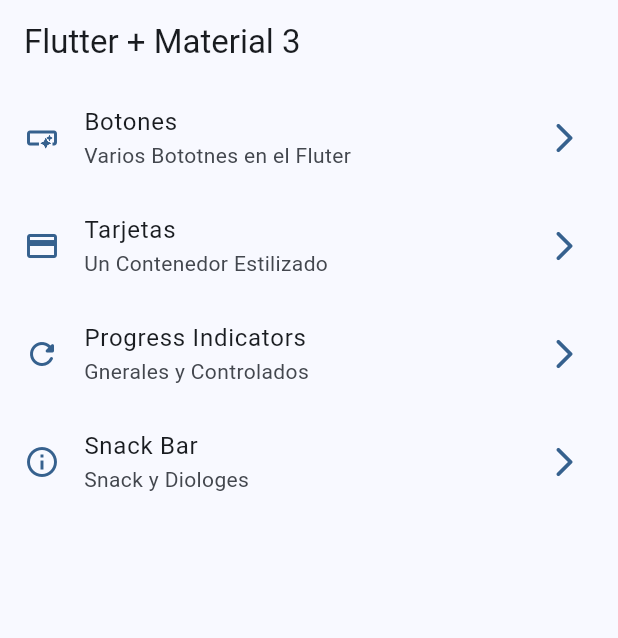
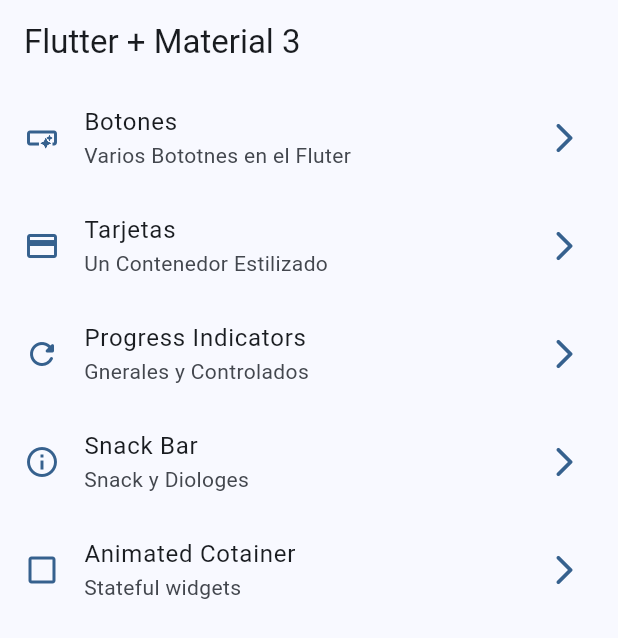
Before and after one commit to thunder609/routerwidgets, a Flutter app: the screen it shows after launch, on a phone screen of 412 x 824 dp. Shown: the top 638 px of the screen. Run offline on Flutter 3.47's test engine with Material 2 defaults, Android fonts, the phone set to English and light mode, and no system bars; our stand-ins replace go_router.

Commit message:
animated conainer finished

```diff
--- a/lib/config/menu/menu_items.dart
+++ b/lib/config/menu/menu_items.dart
@@ -35,4 +35,8 @@ const AppMenuItems=<MenuItems>[
     subTitle:'Snack y Diologes',
     link: '/snackBar',
     icon:Icons.info_outline),
+  MenuItems(title: 'Animated Cotainer',
+      subTitle:'Stateful widgets',
+      link: '/animated',
+      icon:Icons.check_box_outline_blank_outlined),
 ];
--- a/lib/config/router/app-router.dart
+++ b/lib/config/router/app-router.dart
@@ -4,6 +4,7 @@ import 'package:widgets_app/presentation/screens/cards/cards_screen.dart';
 import 'package:widgets_app/presentation/screens/progress%20/progress_screen.dart';
 import 'package:widgets_app/presentation/screens/screen.dart';
 
+import '../../presentation/screens/animated/animated_screen.dart';
 import '../../presentation/screens/home/home_screen.dart';
 
 // GoRouter configuration
@@ -34,5 +35,10 @@ final appRouter = GoRouter(
       name:SnackBarScreen.name,
       builder: (context, state) => SnackBarScreen(),
     ),
+    GoRoute(
+      path: '/animated',
+      name:AnimaredScreen.name,
+      builder: (context, state) => AnimaredScreen(),
+    ),
   ],
 );
```
Also changed, not shown: lib/presentation/screens/animated/animated_screen.dart (+49 -4 lines).
